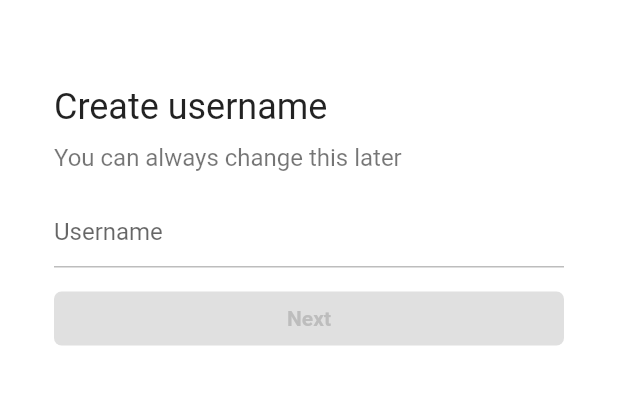
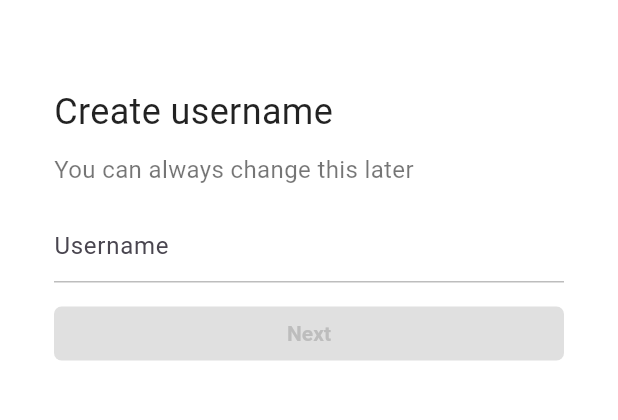
Before and after one commit to sebin4548/TikTok_, a Flutter app: the SignUpScreen screen opened directly, after a tap on "Use phone or email", on a phone screen of 412 x 824 dp, the part 58-478 px from its top. Run offline on Flutter 3.47's test engine with Material 2 defaults, Android fonts, the phone set to English and light mode, and no system bars; our stand-ins replace font_awesome_flutter, google_fonts, video_player, visibility_detector; network calls fail.

Commit message:
Design Finished

```diff
--- a/lib/features/authentication/birthday_screen.dart
+++ b/lib/features/authentication/birthday_screen.dart
@@ -115,7 +115,7 @@ class _BirthdayScreenState extends State<BirthdayScreen> {
           ],
         ),
       ),
-      bottomNavigationBar: BottomAppBar(
+      bottomNavigationBar: Container(
         child: SizedBox(
           height: 300,
           child: CupertinoDatePicker(
--- a/lib/features/authentication/onboarding/interest_screen.dart
+++ b/lib/features/authentication/onboarding/interest_screen.dart
@@ -146,9 +146,7 @@ class _InterestScreenState extends State<InterestScreen> {
           ),
         ),
       ),
-      bottomNavigationBar: BottomAppBar(
-        elevation: 1,
-        child: Padding(
+      bottomNavigationBar: Padding(
         padding: const EdgeInsets.only(
           bottom: Sizes.size40,
           top: Sizes.size16,
@@ -175,7 +173,6 @@ class _InterestScreenState extends State<InterestScreen> {
           child: const Text("next"),
         ),
       ),
-      ),
     );
   }
 }
--- a/lib/features/authentication/onboarding/tutorial_screen.dart
+++ b/lib/features/authentication/onboarding/tutorial_screen.dart
@@ -240,10 +240,10 @@ class _TutorialScreenState extends State<TutorialScreen> {
             ),
           ),
         ),
-        bottomNavigationBar: BottomAppBar(
+        bottomNavigationBar: Container(
           child: Padding(
               padding: const EdgeInsets.symmetric(
-                vertical: Sizes.size24,
+                vertical: Sizes.size60,
                 horizontal: Sizes.size24,
               ),
               child: AnimatedOpacity(
--- a/lib/features/authentication/sign_up_screen.dart
+++ b/lib/features/authentication/sign_up_screen.dart
@@ -114,12 +114,15 @@ class SignUpScreen extends StatelessWidget {
               ),
             ),
           ),
-          bottomNavigationBar: BottomAppBar(
+          bottomNavigationBar: Container(
             // color: Colors.grey.shade50,
             color: isDarkMode(context) ? null : Colors.grey.shade50,
-            elevation: 1,
+            // elevation: 1,
             child: Padding(
-              padding: const EdgeInsets.symmetric(vertical: Sizes.size20),
+              padding: const EdgeInsets.only(
+                top: Sizes.size32,
+                bottom: Sizes.size64,
+              ),
               child: Row(
                 mainAxisAlignment: MainAxisAlignment.center,
                 children: [
--- a/lib/features/discover/discover_screen.dart
+++ b/lib/features/discover/discover_screen.dart
@@ -155,7 +155,10 @@ class _DiscoverScreenState extends State<DiscoverScreen>
                     Gaps.v5,
                     Text(
                       "${constraints.maxWidth.toInt()} President HongJoonPyo 2027. MuDaeHong!!! MuDaeHong!!!",
-                      style: const TextStyle(fontSize: Sizes.size16),
+                      style: const TextStyle(
+                        fontSize: Sizes.size16,
+                        height: 1.1,
+                      ),
                       overflow: TextOverflow.ellipsis,
                       maxLines: 2,
                     ),
--- a/lib/features/inbox/chat_detail_screen.dart
+++ b/lib/features/inbox/chat_detail_screen.dart
@@ -175,7 +175,7 @@ class _ChatDetailScreenState extends State<ChatDetailScreen> {
             Positioned(
               bottom: 0,
               width: size.width,
-              child: BottomAppBar(
+              child: Container(
                 padding: const EdgeInsets.only(
                   left: Sizes.size16,
                   right: Sizes.size16,
--- a/lib/features/main_navigation/main_navigation.dart
+++ b/lib/features/main_navigation/main_navigation.dart
@@ -238,11 +238,12 @@ class _MainNavigationScreenState extends State<MainNavigationScreen> {
           )
         ],
       ),
-      bottomNavigationBar: BottomAppBar(
+      bottomNavigationBar: Container(
         // color: Colors.black,
         color: (_selectedIndex == 0 || isDark) ? Colors.black : Colors.white,
         child: Padding(
-          padding: const EdgeInsets.all(Sizes.size12),
+          padding:
+              const EdgeInsets.only(bottom: Sizes.size32, top: Sizes.size20),
           child: Row(
             mainAxisAlignment: MainAxisAlignment.spaceBetween,
             children: [
--- a/lib/features/users/user_profile_screen.dart
+++ b/lib/features/users/user_profile_screen.dart
@@ -24,7 +24,9 @@ class _UserProfileScreenState extends State<UserProfileScreen> {
   String Name = "theRed";
   @override
   Widget build(BuildContext context) {
-    return SafeArea(
+    return Scaffold(
+      // backgroundColor: Theme.of(context).appBarTheme.backgroundColor,
+      body: SafeArea(
         child: DefaultTabController(
           length: 2,
           child: NestedScrollView(
@@ -46,6 +48,7 @@ class _UserProfileScreenState extends State<UserProfileScreen> {
                   //Sliver에서 일반적인 위젯들을 넣기 위한 방식
                   child: Column(
                     children: [
+                      Gaps.v20,
                       const CircleAvatar(
                         radius: 50,
                         foregroundColor: Colors.teal,
@@ -192,6 +195,7 @@ class _UserProfileScreenState extends State<UserProfileScreen> {
             // slivers:
           ),
         ),
+      ),
     );
   }
 }
--- a/lib/features/videos/widgets/video_comments.dart
+++ b/lib/features/videos/widgets/video_comments.dart
@@ -117,12 +117,12 @@ class _VideoCommentsState extends State<VideoComments> {
               Positioned(
                 bottom: 0,
                 width: size.width,
-                child: BottomAppBar(
+                child: Container(
                   padding: const EdgeInsets.only(
                     left: Sizes.size16,
                     right: Sizes.size16,
-                    bottom: Sizes.size10,
-                    top: Sizes.size10,
+                    bottom: Sizes.size32,
+                    top: Sizes.size20,
                   ),
                   // color: Colors.white,
                   color:
```
Also changed, not shown: lib/features/authentication/login_screen.dart (+6 -3 lines), lib/main.dart (+11 -4 lines), 1 other file. Lines whose indentation alone changed are shown as unchanged.
